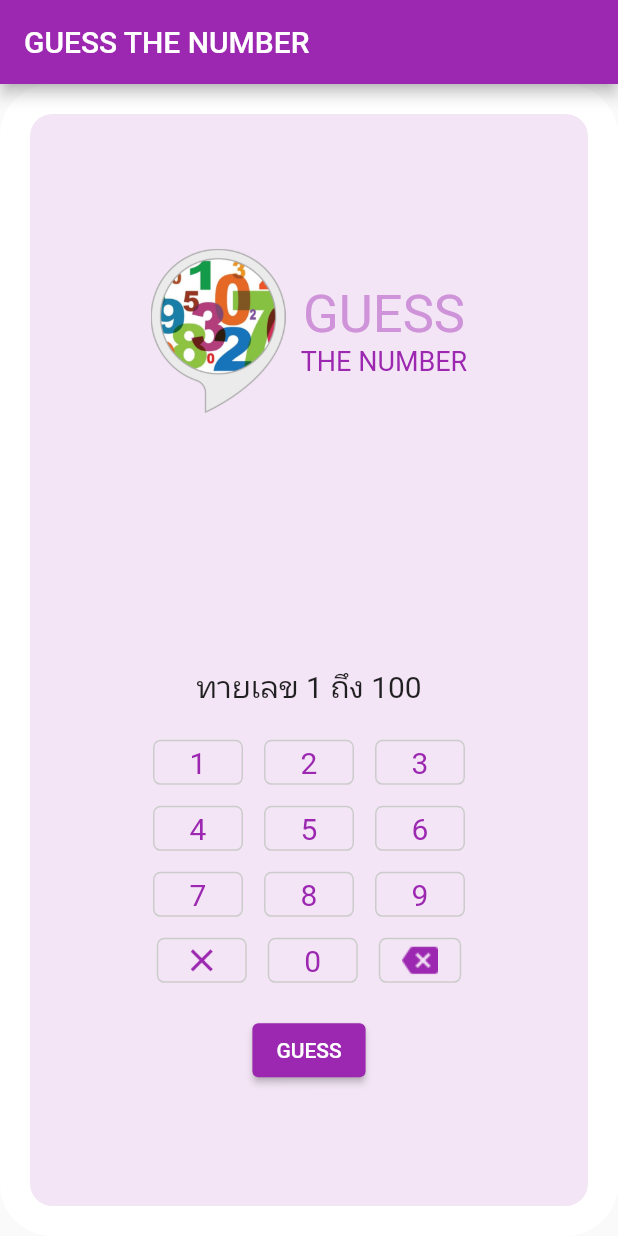
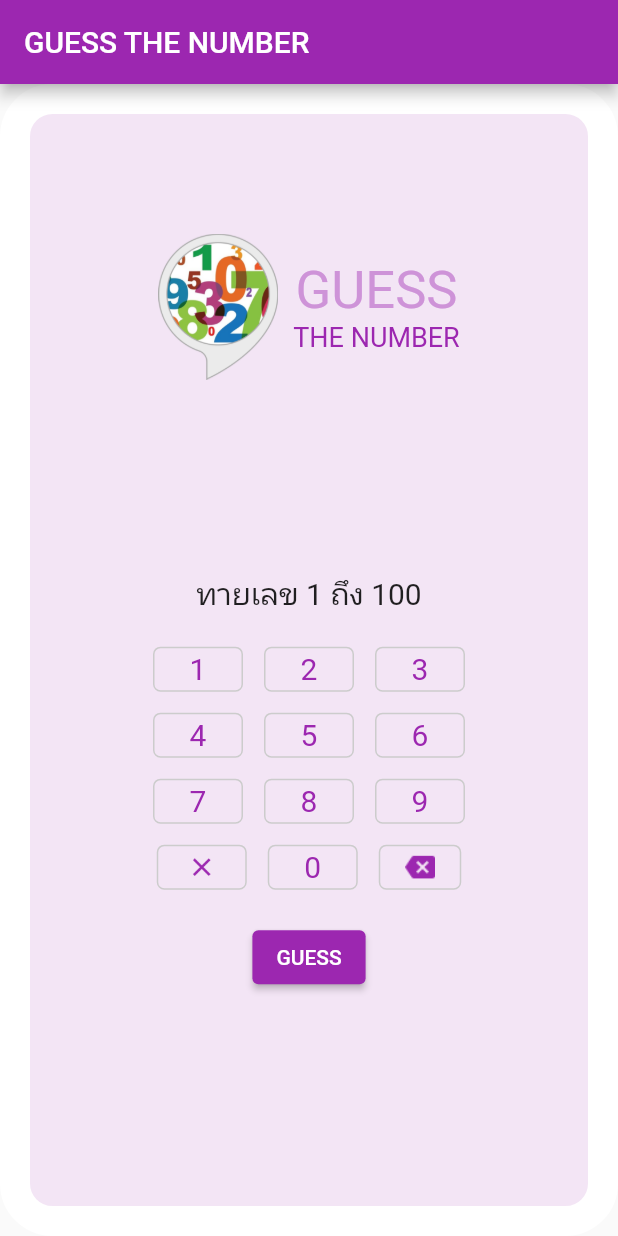
Before and after one commit to JiewhwanT/homework3, a Flutter app: the screen it shows after launch, on a phone screen of 412 x 824 dp. Run offline on Flutter 3.47's test engine with Material 2 defaults, Android fonts, the phone set to English and light mode, and no system bars.

Commit message:
test edit

```diff
--- a/lib/guess_number/guess_number_page.dart
+++ b/lib/guess_number/guess_number_page.dart
@@ -67,7 +67,7 @@ class _GuessPageState extends State<MyHomePage> {
                 width: 1.0,
               ),
             ),
-            child: Image.asset('assets/images/x.png', width: 25.0, color: Colors.purple),
+            child: Image.asset('assets/images/x.png', width: 20.0, color: Colors.purple),
           )
       ),
     );
@@ -95,7 +95,7 @@ class _GuessPageState extends State<MyHomePage> {
                 width: 1.0,
               ),
             ),
-            child: Image.asset('assets/images/back.png', width: 25.0, color: Colors.purple),
+            child: Image.asset('assets/images/back.png', width: 20.0, color: Colors.purple),
           )
       ),
     );
@@ -131,13 +131,13 @@ class _GuessPageState extends State<MyHomePage> {
           children: [
             Column(
               children: [
-                SizedBox(height: 90.0),
+                SizedBox(height: 80.0),
               ],
             ),
             Row(
               mainAxisAlignment: MainAxisAlignment.center,
               children: [
-                Image.asset('assets/images/guess_logo.png', width: 90.0),
+                Image.asset('assets/images/guess_logo.png', width: 80.0),
                 SizedBox(width: 10.0),
                 Column(
                   children: [
@@ -151,7 +151,7 @@ class _GuessPageState extends State<MyHomePage> {
                 ),
               ],
             ),
-            SizedBox(height: 100.0),
+            SizedBox(height: 60.0),
             Text(_num,
                 style: TextStyle(fontSize: 50.0)),
             SizedBox(height: 10.0),
```
